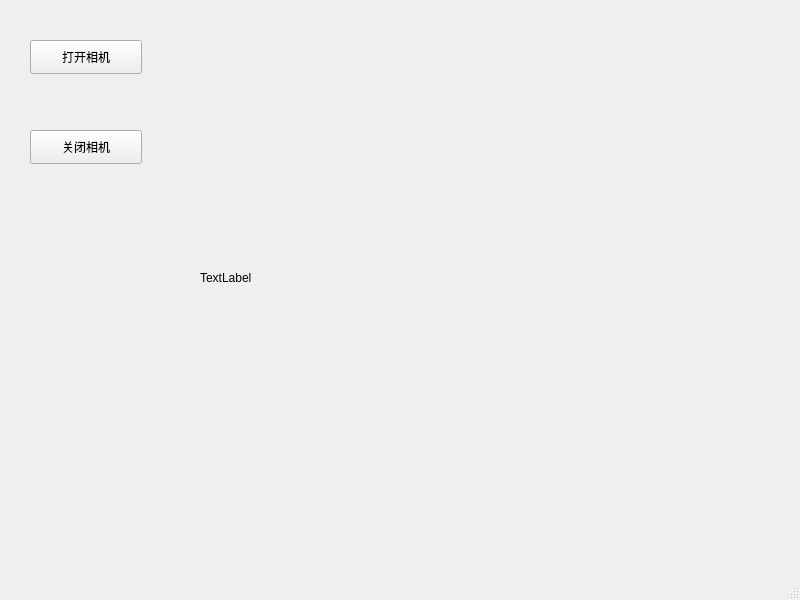
yxw-dev/cv_usb, file cv_show.ui: the form before one commit.
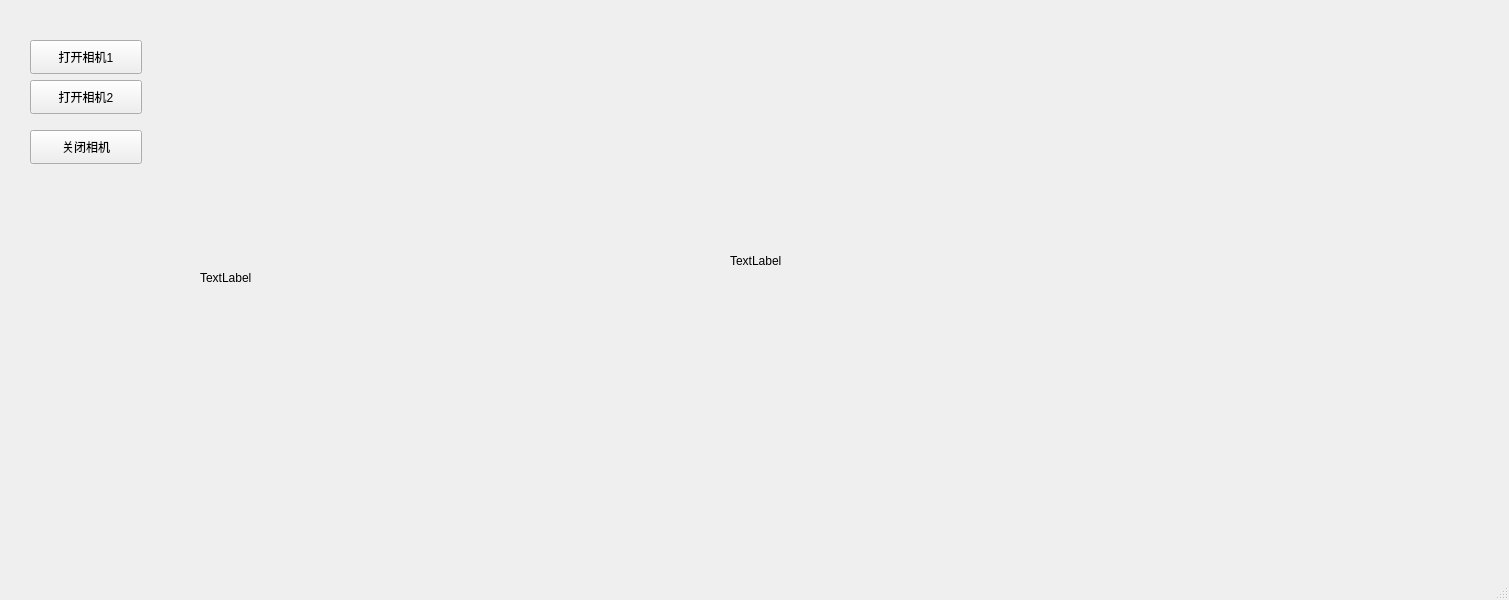
The form after the commit.

Commit message: 双usb相机采集

```diff
--- a/cv_show.ui
+++ b/cv_show.ui
@@ -6,7 +6,7 @@
    <rect>
     <x>0</x>
     <y>0</y>
-    <width>800</width>
+    <width>1509</width>
     <height>600</height>
    </rect>
   </property>
@@ -24,7 +24,7 @@
      </rect>
     </property>
     <property name="text">
-     <string>打开相机</string>
+     <string>打开相机1</string>
     </property>
    </widget>
    <widget class="QPushButton" name="close_cam">
@@ -53,6 +53,32 @@
      <string>TextLabel</string>
     </property>
    </widget>
+   <widget class="QPushButton" name="open_cam_2">
+    <property name="geometry">
+     <rect>
+      <x>30</x>
+      <y>80</y>
+      <width>112</width>
+      <height>34</height>
+     </rect>
+    </property>
+    <property name="text">
+     <string>打开相机2</string>
+    </property>
+   </widget>
+   <widget class="QLabel" name="label_2">
+    <property name="geometry">
+     <rect>
+      <x>730</x>
+      <y>20</y>
+      <width>561</width>
+      <height>481</height>
+     </rect>
+    </property>
+    <property name="text">
+     <string>TextLabel</string>
+    </property>
+   </widget>
   </widget>
   <widget class="QMenuBar" name="menubar">
    <property name="geometry">
```
Left out of the diff: 2 changed lines with no effect on the pictures. The commit also changes 2 other files.
